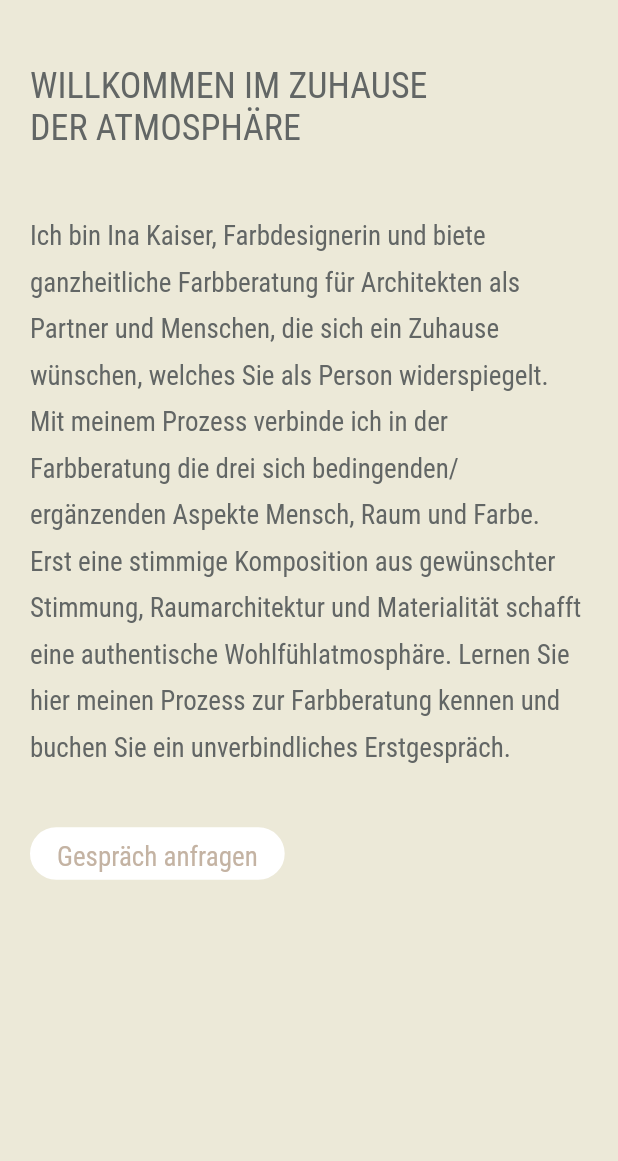
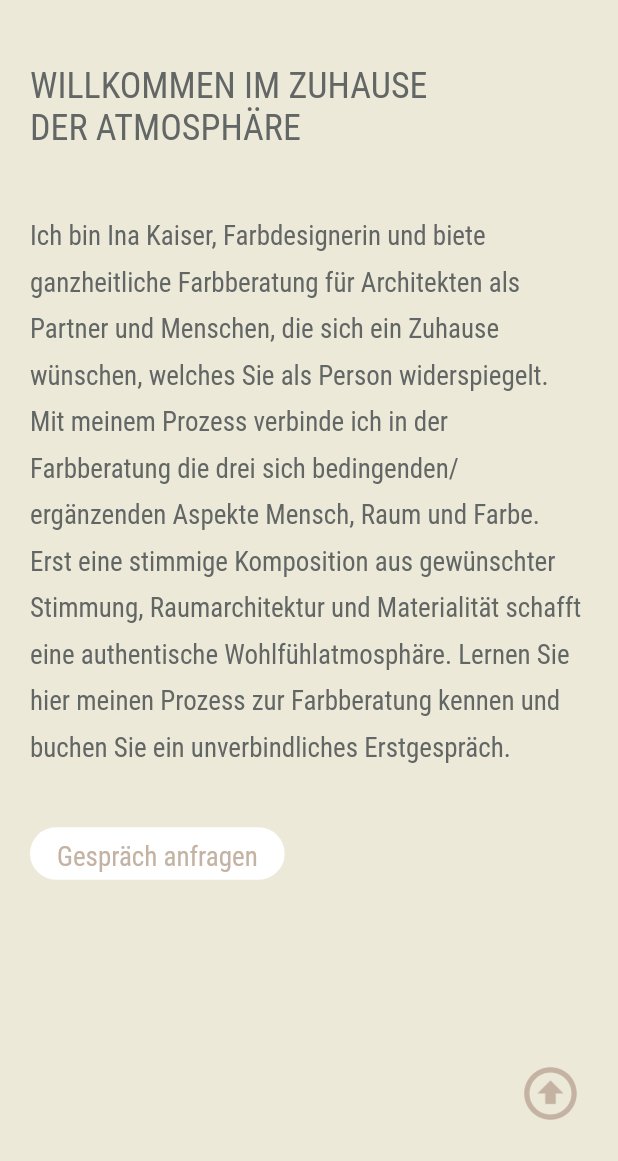
Before and after one commit to akaiser/raumunikate, a Flutter app: the screen it shows after launch, scrolled down 576 dp, on a phone screen of 412 x 824 dp, the part 75-1236 px from its top. Run offline on Flutter 3.47's test engine with Material 2 defaults, Android fonts, the phone set to English and light mode, and no system bars; our stand-ins replace go_router.

Commit message:
flutter 3.10 (#37)

```diff
--- a/lib/_images.dart
+++ b/lib/_images.dart
@@ -11,7 +11,8 @@ class Images {
       facebook = '$_iconsRoot/facebook.png',
       instagram = '$_iconsRoot/instagram.png',
       mail = '$_iconsRoot/mail.png',
-      menu = '$_iconsRoot/menu.png';
+      menu = '$_iconsRoot/menu.png',
+      arrowUp = '$_iconsRoot/arrow-up.png';
 
   static const // home
       homeIntro = '$_root/home_intro.jpg',
--- a/lib/pages/_base_page.dart
+++ b/lib/pages/_base_page.dart
@@ -2,6 +2,7 @@ import 'package:flutter/foundation.dart';
 import 'package:flutter/material.dart';
 import 'package:go_router/go_router.dart';
 import 'package:provider/provider.dart';
+import 'package:raumunikate/_images.dart';
 import 'package:raumunikate/_notifier.dart';
 import 'package:raumunikate/_routes.dart';
 import 'package:raumunikate/_settings.dart';
@@ -11,10 +12,12 @@ import 'package:raumunikate/pages/nav_bar/nav_bar.dart';
 
 class BasePage extends StatefulWidget {
   const BasePage({
+    required this.onScrollToTopTap,
     required this.child,
     super.key,
   });
 
+  final VoidCallback onScrollToTopTap;
   final Widget child;
 
   @override
@@ -68,8 +71,34 @@ class _BasePageState extends State<BasePage> {
               '${context.breakpoint.name}',
               style: context.tt.label?.copyWith(fontSize: 14),
             ),
+          _ScrollToTopArrow(widget.onScrollToTopTap),
         ],
       ),
     );
   }
 }
+
+class _ScrollToTopArrow extends StatelessWidget {
+  const _ScrollToTopArrow(this.onTap);
+
+  final VoidCallback onTap;
+
+  @override
+  Widget build(BuildContext context) => Consumer<NavBarNotifier>(
+        builder: (context, navBarNotifier, child) => AnimatedPositioned(
+          duration: const Duration(milliseconds: navBarTransitionInMillis),
+          curve: Curves.ease,
+          right: 16,
+          bottom: navBarNotifier.isExpanded ? -64 : 16,
+          child: child ?? const SizedBox(),
+        ),
+        child: IconButton(
+          onPressed: onTap,
+          iconSize: 42,
+          icon: const ImageIcon(
+            color: mainTODO_1,
+            AssetImage(Images.arrowUp),
+          ),
+        ),
+      );
+}
--- a/lib/pages/_footer/_connect_column.dart
+++ b/lib/pages/_footer/_connect_column.dart
@@ -7,9 +7,9 @@ class ConnectColumn extends StatelessWidget {
   const ConnectColumn({super.key});
 
   @override
-  Widget build(BuildContext context) => Column(
+  Widget build(BuildContext context) => const Column(
         crossAxisAlignment: CrossAxisAlignment.start,
-        children: const [
+        children: [
           _Text('Ist Ihr Interesse geweckt?'),
           _Text('Melden Sie sich gern bei mir und bleiben Sie ein Unikat,'),
           _Text('Ina Kaiser'),
--- a/lib/pages/_legal/_contact.dart
+++ b/lib/pages/_legal/_contact.dart
@@ -5,9 +5,9 @@ class Contact extends StatelessWidget {
   const Contact({super.key});
 
   @override
-  Widget build(BuildContext context) => Column(
+  Widget build(BuildContext context) => const Column(
         crossAxisAlignment: CrossAxisAlignment.start,
-        children: const [
+        children: [
           Text('Ina Kaiser'),
           Text('Straußstraße 27'),
           Text('89518 Heidenheim'),
--- a/lib/pages/_not_found_page.dart
+++ b/lib/pages/_not_found_page.dart
@@ -7,6 +7,9 @@ class NotFoundPage extends StatelessWidget {
 
   @override
   Widget build(BuildContext context) => BasePage(
+        onScrollToTopTap: () {
+          // NOOP
+        },
         child: Center(
           child: Text(
             '404 Nix hier!',
--- a/lib/pages/_shared/ui/hover_region.dart
+++ b/lib/pages/_shared/ui/hover_region.dart
@@ -10,6 +10,7 @@ class HoverRegion extends StatefulWidget {
 
   final Widget Function(
     BuildContext context,
+    // ignore: avoid_positional_boolean_parameters
     bool isHovering,
     Widget? child,
   ) builder;
--- a/lib/pages/base_slide_page.dart
+++ b/lib/pages/base_slide_page.dart
@@ -6,7 +6,7 @@ import 'package:raumunikate/pages/_shared/ui/responsive/breakpoint.dart';
 
 const baseSlidePageKey = Key('base-slide-page');
 
-class BaseSlidePage extends StatelessWidget {
+class BaseSlidePage extends StatefulWidget {
   const BaseSlidePage({
     required this.children,
     super.key,
@@ -15,11 +15,38 @@ class BaseSlidePage extends StatelessWidget {
   final List<Widget> children;
 
   @override
+  State<BaseSlidePage> createState() => _BaseSlidePageState();
+}
+
+class _BaseSlidePageState extends State<BaseSlidePage> {
+  late final PageController _controller;
+
+  @override
+  void initState() {
+    super.initState();
+    _controller = PageController();
+  }
+
+  @override
+  void dispose() {
+    _controller.dispose();
+    super.dispose();
+  }
+
+  void get _scrollToTop => _controller.animateToPage(
+        0,
+        duration: const Duration(milliseconds: pageTransitionInMillis),
+        curve: Curves.ease,
+      );
+
+  @override
   Widget build(BuildContext context) {
-    final _children = [...children, const _Footer()];
+    final _children = [...widget.children, const _Footer()];
     return BasePage(
+      onScrollToTopTap: () => _scrollToTop,
       child: PageView.builder(
         key: baseSlidePageKey,
+        controller: _controller,
         scrollDirection: Axis.vertical,
         itemCount: _children.length,
         itemBuilder: (_, index) => _children[index],
@@ -49,8 +76,8 @@ class _Footer extends StatelessWidget {
 
     return Padding(
       padding: isFullWidthNavBar ? _bigPadding : _smallPadding,
-      child: Column(
-        children: const [
+      child: const Column(
+        children: [
           Spacer(),
           Footer(),
         ],
--- a/lib/pages/g/blog_view_page.dart
+++ b/lib/pages/g/blog_view_page.dart
@@ -241,9 +241,9 @@ class _Links extends StatelessWidget {
   const _Links();
 
   @override
-  Widget build(BuildContext context) => Column(
+  Widget build(BuildContext context) => const Column(
         crossAxisAlignment: CrossAxisAlignment.start,
-        children: const [
+        children: [
           TextLink(
             '@theobert_pot',
             url: 'https://www.instagram.com/theobert_pot/',
--- a/pubspec.yaml
+++ b/pubspec.yaml
@@ -3,13 +3,13 @@ description: Raumunikate
 version: 0.0.1
 
 environment:
-  sdk: ">=2.19.6 <3.0.0"
-  flutter: ">=3.7.12"
+  sdk: ">=3.0.0 <4.0.0"
+  flutter: ">=3.10.0"
 
 dependencies:
   flutter:
     sdk: flutter
-  go_router: ^7.0.0
+  go_router: ^7.0.1
   provider: ^6.0.5
   url_launcher: ^6.1.10
 
```
Also changed, not shown: lib/pages/_footer/_bottom_section.dart (+4 -4 lines), lib/pages/_footer/footer.dart (+4 -4 lines), lib/pages/a/e/_home_referrals_single.dart (+4 -4 lines), lib/pages/base_scroll_page.dart (+46 -6 lines), .github/workflows/pull_request.yaml, .github/workflows/release_web.yaml, images/icons/arrow-up.png (added), pubspec.lock, 6 other files.
